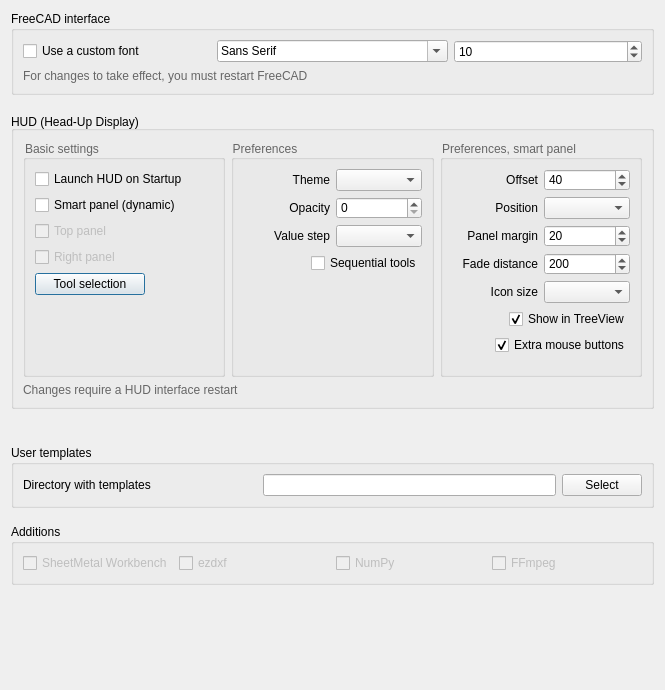
This is addon/addFC/ui/pref_other.ui in GS90/addFC as Qt 5 draws it before an edit. The edited form follows.
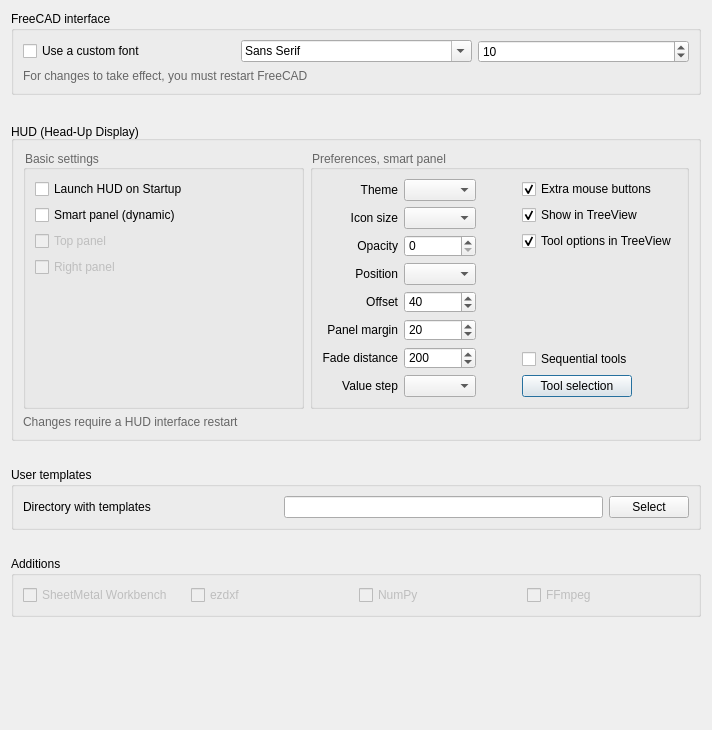
This is the edited form.

```diff
--- a/addon/addFC/ui/pref_other.ui
+++ b/addon/addFC/ui/pref_other.ui
@@ -7,8 +7,8 @@
    <rect>
     <x>0</x>
     <y>0</y>
-    <width>665</width>
-    <height>690</height>
+    <width>712</width>
+    <height>730</height>
    </rect>
   </property>
   <property name="windowTitle">
@@ -76,7 +76,7 @@
      <property name="sizeHint" stdset="0">
       <size>
        <width>20</width>
-       <height>10</height>
+       <height>20</height>
       </size>
      </property>
     </spacer>
@@ -88,9 +88,9 @@
      </property>
      <layout class="QVBoxLayout" name="verticalLayout_3">
       <item>
-       <layout class="QHBoxLayout" name="horizontalLayout_hud" stretch="1,1,1">
+       <layout class="QHBoxLayout" name="horizontalLayout_hud" stretch="1,0">
         <item>
-         <widget class="QGroupBox" name="groupBox_hud_main">
+         <widget class="QGroupBox" name="groupBox_hud_basic">
           <property name="styleSheet">
            <string notr="true">QGroupBox:title {color: #666}</string>
           </property>
@@ -98,13 +98,13 @@
            <string>Basic settings</string>
           </property>
           <layout class="QGridLayout" name="gridLayout">
-           <item row="3" column="0">
-            <widget class="QCheckBox" name="checkBox_hud_right">
+           <item row="2" column="0">
+            <widget class="QCheckBox" name="checkBox_hud_top">
              <property name="enabled">
               <bool>false</bool>
              </property>
              <property name="text">
-              <string>Right panel</string>
+              <string>Top panel</string>
              </property>
             </widget>
            </item>
@@ -115,6 +115,19 @@
              </property>
             </widget>
            </item>
+           <item row="4" column="0">
+            <spacer name="verticalSpacer_5">
+             <property name="orientation">
+              <enum>Qt::Vertical</enum>
+             </property>
+             <property name="sizeHint" stdset="0">
+              <size>
+               <width>20</width>
+               <height>20</height>
+              </size>
+             </property>
+            </spacer>
+           </item>
            <item row="0" column="0">
             <widget class="QCheckBox" name="checkBox_hud_autoload">
              <property name="text">
@@ -122,77 +135,43 @@
              </property>
             </widget>
            </item>
-           <item row="4" column="0">
-            <layout class="QHBoxLayout" name="horizontalLayout_hud_tools">
-             <item>
-              <widget class="QPushButton" name="pushButton_hud_tools">
-               <property name="enabled">
-                <bool>true</bool>
-               </property>
-               <property name="minimumSize">
-                <size>
-                 <width>110</width>
-                 <height>0</height>
-                </size>
-               </property>
-               <property name="text">
-                <string>Tool selection</string>
-               </property>
-              </widget>
-             </item>
-             <item>
-              <spacer name="spacer_hud_tools">
-               <property name="orientation">
-                <enum>Qt::Horizontal</enum>
-               </property>
-               <property name="sizeHint" stdset="0">
-                <size>
-                 <width>40</width>
-                 <height>20</height>
-                </size>
-               </property>
-              </spacer>
-             </item>
-            </layout>
-           </item>
-           <item row="2" column="0">
-            <widget class="QCheckBox" name="checkBox_hud_top">
+           <item row="3" column="0">
+            <widget class="QCheckBox" name="checkBox_hud_right">
              <property name="enabled">
               <bool>false</bool>
              </property>
              <property name="text">
-              <string>Top panel</string>
+              <string>Right panel</string>
              </property>
             </widget>
            </item>
-           <item row="5" column="0">
-            <spacer name="verticalSpacer">
-             <property name="orientation">
-              <enum>Qt::Vertical</enum>
-             </property>
-             <property name="sizeHint" stdset="0">
-              <size>
-               <width>20</width>
-               <height>10</height>
-              </size>
-             </property>
-            </spacer>
-           </item>
           </layout>
          </widget>
         </item>
         <item>
-         <widget class="QGroupBox" name="groupBox_hud_pref">
+         <widget class="QGroupBox" name="groupBox_hud_smart">
           <property name="styleSheet">
            <string notr="true">QGroupBox:title {color: #666}</string>
           </property>
           <property name="title">
-           <string>Preferences</string>
+           <string>Preferences, smart panel</string>
           </property>
-          <layout class="QVBoxLayout" name="verticalLayout_5">
+          <layout class="QHBoxLayout" name="horizontalLayout">
+           <item>
+            <layout class="QVBoxLayout" name="verticalLayout_hud_smart_1">
+             <property name="rightMargin">
+              <number>40</number>
+             </property>
            <item>
             <layout class="QGridLayout" name="gridLayout_hud_pref">
-             <item row="1" column="0">
+               <item row="3" column="1">
+                <widget class="QComboBox" name="comboBox_hud_spart_position">
+                 <property name="toolTip">
+                  <string>Panel position relative to cursor, above or below</string>
+                 </property>
+                </widget>
+               </item>
+               <item row="2" column="0">
               <widget class="QLabel" name="label_hud_opacity">
                <property name="text">
                 <string>Opacity</string>
@@ -202,103 +181,27 @@
                </property>
               </widget>
              </item>
-             <item row="0" column="0">
-              <widget class="QLabel" name="label_hud_theme">
-               <property name="text">
-                <string>Theme</string>
-               </property>
-               <property name="alignment">
-                <set>Qt::AlignRight|Qt::AlignTrailing|Qt::AlignVCenter</set>
-               </property>
-              </widget>
-             </item>
-             <item row="1" column="1">
-              <widget class="QSpinBox" name="spinBox_hud_opacity">
+               <item row="4" column="1">
+                <widget class="QSpinBox" name="spinBox_hud_cursor_offset">
+                 <property name="toolTip">
+                  <string>Distance between the cursor and the panel</string>
+                 </property>
                <property name="minimum">
-                <number>0</number>
+                  <number>10</number>
                </property>
                <property name="maximum">
-                <number>50</number>
+                  <number>60</number>
                </property>
                <property name="value">
-                <number>0</number>
+                  <number>40</number>
                </property>
               </widget>
              </item>
-             <item row="0" column="1">
-              <widget class="QComboBox" name="comboBox_hud_theme"/>
-             </item>
-             <item row="2" column="0">
-              <widget class="QLabel" name="label_hud_value_step">
-               <property name="toolTip">
-                <string>Controls the step size when changing the value</string>
-               </property>
-               <property name="text">
-                <string>Value step</string>
-               </property>
-               <property name="alignment">
-                <set>Qt::AlignRight|Qt::AlignTrailing|Qt::AlignVCenter</set>
-               </property>
-              </widget>
-             </item>
-             <item row="2" column="1">
-              <widget class="QComboBox" name="comboBox_hud_value_step">
-               <property name="toolTip">
-                <string>Controls the step size when changing the value</string>
-               </property>
-              </widget>
-             </item>
-            </layout>
-           </item>
-           <item alignment="Qt::AlignRight">
-            <widget class="QCheckBox" name="checkBox_hud_sequential">
-             <property name="toolTip">
-              <string>Enable secondary tools - they activate automatically after
-completing specific operations such as Pad, Pocket, and similar ones</string>
-             </property>
-             <property name="text">
-              <string>Sequential tools</string>
-             </property>
-            </widget>
-           </item>
-           <item>
-            <spacer name="verticalSpacer_5">
-             <property name="orientation">
-              <enum>Qt::Vertical</enum>
-             </property>
-             <property name="sizeHint" stdset="0">
-              <size>
-               <width>20</width>
-               <height>10</height>
-              </size>
-             </property>
-            </spacer>
-           </item>
-          </layout>
-         </widget>
-        </item>
-        <item>
-         <widget class="QGroupBox" name="groupBox_hud_pref_smart">
-          <property name="styleSheet">
-           <string notr="true">QGroupBox:title {color: #666}</string>
-          </property>
-          <property name="title">
-           <string>Preferences, smart panel</string>
-          </property>
-          <layout class="QVBoxLayout" name="verticalLayout_4">
-           <item>
-            <layout class="QGridLayout" name="gridLayout_hud_pref_smart">
-             <item row="1" column="1">
-              <widget class="QComboBox" name="comboBox_hud_spart_position">
-               <property name="toolTip">
-                <string>Panel position relative to cursor, above or below</string>
-               </property>
-              </widget>
-             </item>
-             <item row="2" column="1">
+               <item row="5" column="1">
               <widget class="QSpinBox" name="spinBox_hud_smart_margin">
                <property name="toolTip">
-                <string>The active zone border defines the area around the panel where the panel is fully visible and interactive before fading begins</string>
+                  <string>The active zone border defines the area around the panel where
+the panel is fully visible and interactive before fading begins</string>
                </property>
                <property name="minimum">
                 <number>10</number>
@@ -311,7 +214,20 @@
                </property>
               </widget>
              </item>
-             <item row="1" column="0">
+               <item row="6" column="0">
+                <widget class="QLabel" name="label_hud_smart_fade">
+                 <property name="toolTip">
+                  <string>Distance over which the panel fades out</string>
+                 </property>
+                 <property name="text">
+                  <string>Fade distance</string>
+                 </property>
+                 <property name="alignment">
+                  <set>Qt::AlignRight|Qt::AlignTrailing|Qt::AlignVCenter</set>
+                 </property>
+                </widget>
+               </item>
+               <item row="3" column="0">
               <widget class="QLabel" name="label_hud_smart_position">
                <property name="toolTip">
                 <string>Panel position relative to cursor, above or below</string>
@@ -324,10 +240,11 @@
                </property>
               </widget>
              </item>
-             <item row="2" column="0">
+               <item row="5" column="0">
               <widget class="QLabel" name="label_hud_smart_margin">
                <property name="toolTip">
-                <string>The active zone border defines the area around the panel where the panel is fully visible and interactive before fading begins</string>
+                  <string>The active zone border defines the area around the panel where
+the panel is fully visible and interactive before fading begins</string>
                </property>
                <property name="text">
                 <string>Panel margin</string>
@@ -337,36 +254,20 @@
                </property>
               </widget>
              </item>
-             <item row="0" column="1">
-              <widget class="QSpinBox" name="spinBox_hud_cursor_offset">
-               <property name="toolTip">
-                <string>Distance between the cursor and the panel</string>
-               </property>
+               <item row="2" column="1">
+                <widget class="QSpinBox" name="spinBox_hud_opacity">
                <property name="minimum">
-                <number>10</number>
+                  <number>0</number>
                </property>
                <property name="maximum">
-                <number>60</number>
+                  <number>50</number>
                </property>
                <property name="value">
-                <number>40</number>
+                  <number>0</number>
                </property>
               </widget>
              </item>
-             <item row="3" column="0">
-              <widget class="QLabel" name="label_hud_smart_fade">
-               <property name="toolTip">
-                <string>Distance over which the panel fades out</string>
-               </property>
-               <property name="text">
-                <string>Fade distance</string>
-               </property>
-               <property name="alignment">
-                <set>Qt::AlignRight|Qt::AlignTrailing|Qt::AlignVCenter</set>
-               </property>
-              </widget>
-             </item>
-             <item row="0" column="0">
+               <item row="4" column="0">
               <widget class="QLabel" name="label_hud_cursor_offset">
                <property name="toolTip">
                 <string>Distance between the cursor and the panel</string>
@@ -379,23 +280,7 @@
                </property>
               </widget>
              </item>
-             <item row="3" column="1">
-              <widget class="QSpinBox" name="spinBox_hud_smart_fade">
-               <property name="toolTip">
-                <string>Distance over which the panel fades out</string>
-               </property>
-               <property name="minimum">
-                <number>10</number>
-               </property>
-               <property name="maximum">
-                <number>800</number>
-               </property>
-               <property name="value">
-                <number>200</number>
-               </property>
-              </widget>
-             </item>
-             <item row="4" column="0">
+               <item row="1" column="0">
               <widget class="QLabel" name="label_hud_smart_icon_size">
                <property name="text">
                 <string>Icon size</string>
@@ -405,22 +290,65 @@
                </property>
               </widget>
              </item>
-             <item row="4" column="1">
+               <item row="6" column="1">
+                <widget class="QSpinBox" name="spinBox_hud_smart_fade">
+                 <property name="toolTip">
+                  <string>Distance over which the panel fades out</string>
+                 </property>
+                 <property name="minimum">
+                  <number>10</number>
+                 </property>
+                 <property name="maximum">
+                  <number>800</number>
+                 </property>
+                 <property name="value">
+                  <number>200</number>
+                 </property>
+                </widget>
+               </item>
+               <item row="0" column="0">
+                <widget class="QLabel" name="label_hud_theme">
+                 <property name="text">
+                  <string>Theme</string>
+                 </property>
+                 <property name="alignment">
+                  <set>Qt::AlignRight|Qt::AlignTrailing|Qt::AlignVCenter</set>
+                 </property>
+                </widget>
+               </item>
+               <item row="0" column="1">
+                <widget class="QComboBox" name="comboBox_hud_theme"/>
+               </item>
+               <item row="1" column="1">
               <widget class="QComboBox" name="comboBox_hud_smart_icon_size"/>
              </item>
-            </layout>
-           </item>
-           <item alignment="Qt::AlignRight">
-            <widget class="QCheckBox" name="checkBox_hud_tree_work">
+               <item row="7" column="0">
+                <widget class="QLabel" name="label_hud_value_step">
+                 <property name="toolTip">
+                  <string>Controls the step size when changing the value</string>
+                 </property>
              <property name="text">
-              <string>Show in TreeView</string>
-             </property>
-             <property name="checked">
-              <bool>true</bool>
+                  <string>Value step</string>
+                 </property>
+                 <property name="alignment">
+                  <set>Qt::AlignRight|Qt::AlignTrailing|Qt::AlignVCenter</set>
              </property>
             </widget>
            </item>
-           <item alignment="Qt::AlignRight">
+               <item row="7" column="1">
+                <widget class="QComboBox" name="comboBox_hud_value_step">
+                 <property name="toolTip">
+                  <string>Controls the step size when changing the value</string>
+                 </property>
+                </widget>
+               </item>
+              </layout>
+             </item>
+            </layout>
+           </item>
+           <item>
+            <layout class="QVBoxLayout" name="verticalLayout_hud_smart_2">
+             <item>
             <widget class="QCheckBox" name="checkBox_hud_extra_mouse_buttons">
              <property name="toolTip">
               <string>Enable extra mouse buttons:
@@ -435,6 +363,32 @@
              </property>
             </widget>
            </item>
+             <item>
+              <widget class="QCheckBox" name="checkBox_hud_tree_work">
+               <property name="toolTip">
+                <string>Show the panel when items are selected in the project tree</string>
+               </property>
+               <property name="text">
+                <string>Show in TreeView</string>
+               </property>
+               <property name="checked">
+                <bool>true</bool>
+               </property>
+              </widget>
+             </item>
+             <item>
+              <widget class="QCheckBox" name="checkBox_hud_tree_work_options">
+               <property name="toolTip">
+                <string>Show tool options when an operation is chosen in the project tree</string>
+               </property>
+               <property name="text">
+                <string>Tool options in TreeView</string>
+               </property>
+               <property name="checked">
+                <bool>true</bool>
+               </property>
+              </widget>
+             </item>
            <item>
             <spacer name="verticalSpacer_6">
              <property name="orientation">
@@ -443,10 +397,59 @@
              <property name="sizeHint" stdset="0">
               <size>
                <width>20</width>
-               <height>10</height>
+                 <height>20</height>
               </size>
              </property>
             </spacer>
+             </item>
+             <item>
+              <widget class="QCheckBox" name="checkBox_hud_sequential">
+               <property name="toolTip">
+                <string>Enable secondary tools - they activate automatically after
+completing specific operations such as Pad, Pocket, and similar ones</string>
+               </property>
+               <property name="text">
+                <string>Sequential tools</string>
+               </property>
+              </widget>
+             </item>
+             <item>
+              <layout class="QHBoxLayout" name="horizontalLayout_2">
+               <item>
+                <widget class="QPushButton" name="pushButton_hud_tools">
+                 <property name="enabled">
+                  <bool>true</bool>
+                 </property>
+                 <property name="minimumSize">
+                  <size>
+                   <width>110</width>
+                   <height>0</height>
+                  </size>
+                 </property>
+                 <property name="text">
+                  <string>Tool selection</string>
+                 </property>
+                </widget>
+               </item>
+               <item>
+                <spacer name="horizontalSpacer_2">
+                 <property name="orientation">
+                  <enum>Qt::Horizontal</enum>
+                 </property>
+                 <property name="sizeType">
+                  <enum>QSizePolicy::MinimumExpanding</enum>
+                 </property>
+                 <property name="sizeHint" stdset="0">
+                  <size>
+                   <width>40</width>
+                   <height>20</height>
+                  </size>
+                 </property>
+                </spacer>
+               </item>
+              </layout>
+             </item>
+            </layout>
            </item>
           </layout>
          </widget>
@@ -477,7 +480,7 @@
      <property name="sizeHint" stdset="0">
       <size>
        <width>20</width>
-       <height>30</height>
+       <height>20</height>
       </size>
      </property>
     </spacer>
@@ -519,7 +522,7 @@
      <property name="sizeHint" stdset="0">
       <size>
        <width>20</width>
-       <height>10</height>
+       <height>20</height>
       </size>
      </property>
     </spacer>
@@ -581,7 +584,7 @@
      <property name="sizeHint" stdset="0">
       <size>
        <width>20</width>
-       <height>10</height>
+       <height>20</height>
       </size>
      </property>
     </spacer>
```
Lines whose indentation alone changed are shown as unchanged.
